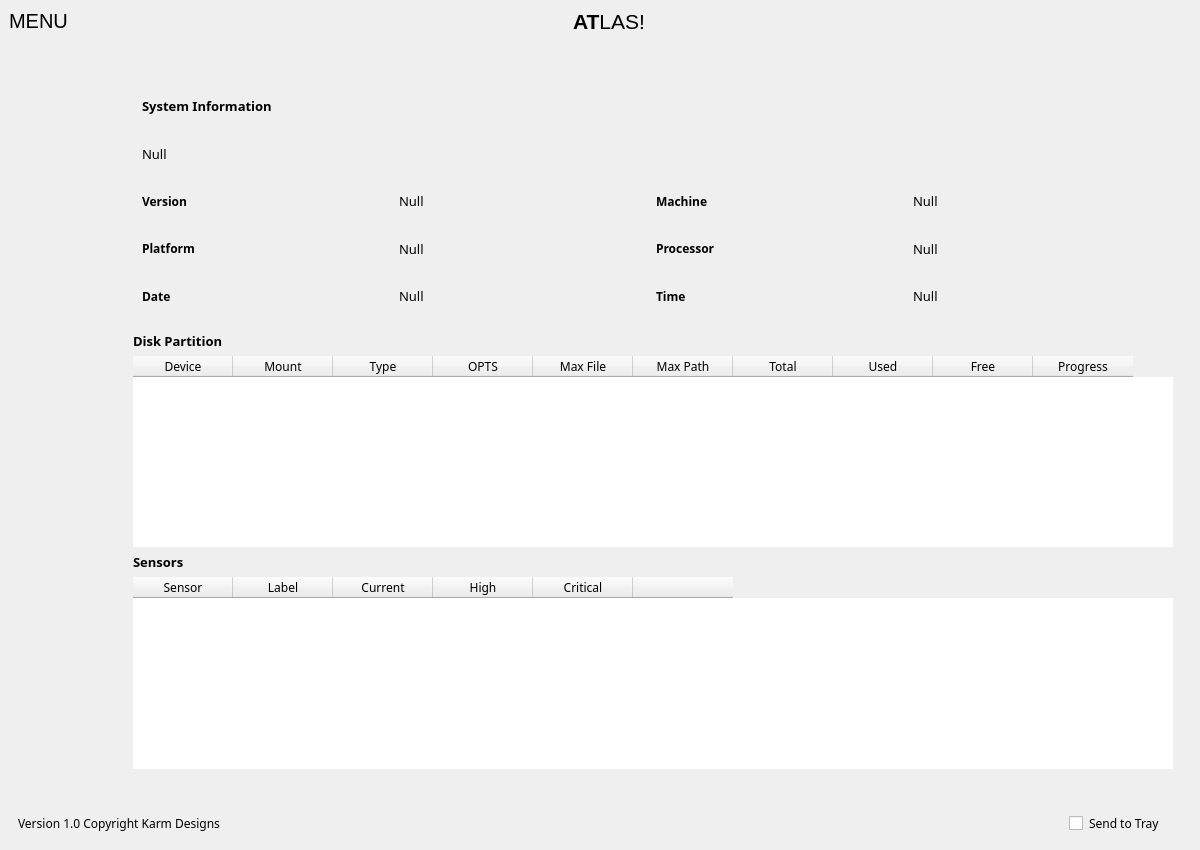
Old version of the form files/dashboard.ui in the repository KramStyles/atlas.
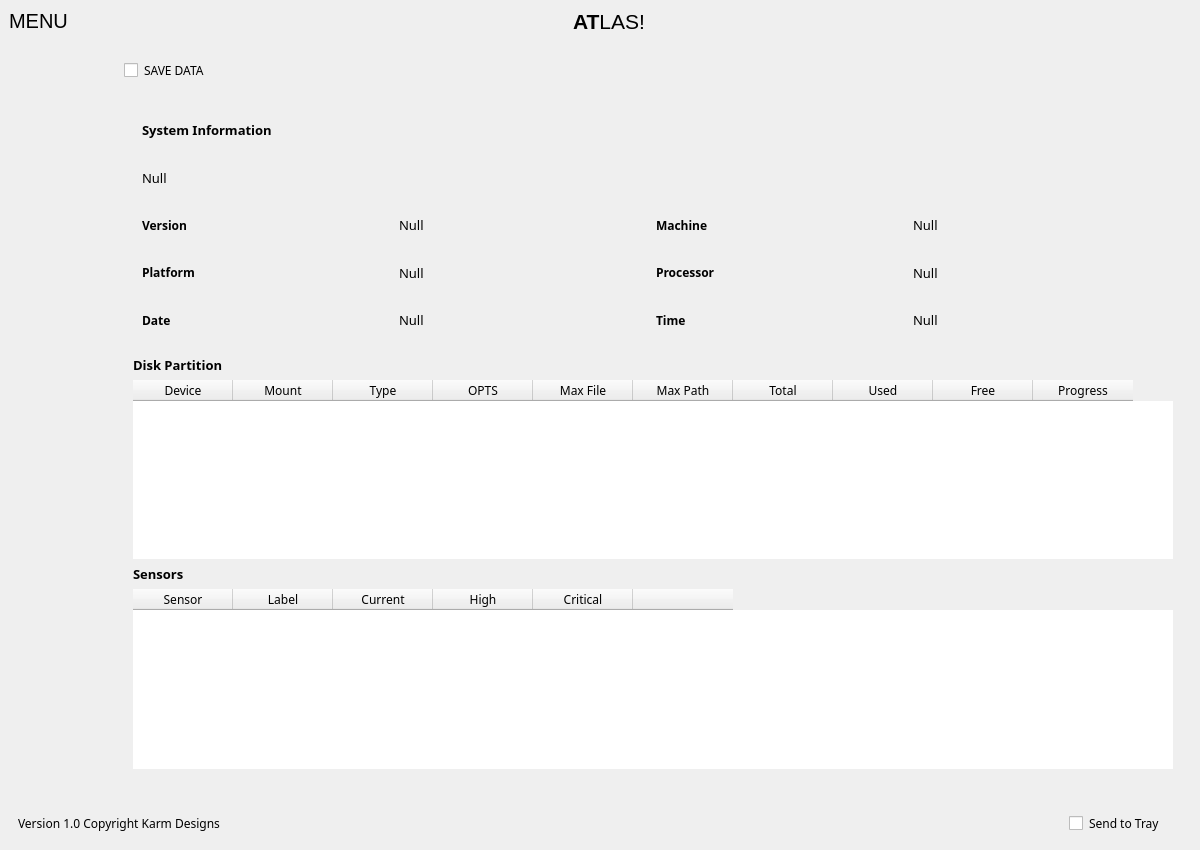
New version of the form. Icons and pictures are not drawn. Custom widgets are drawn as their Qt base class.

Commit message: included os code

Diff of the .ui file:
```diff
--- a/files/dashboard.ui
+++ b/files/dashboard.ui
@@ -482,6 +482,16 @@
           <enum>QFrame::Raised</enum>
          </property>
          <layout class="QVBoxLayout" name="verticalLayout_5">
+          <item>
+           <widget class="QCheckBox" name="chkSaveData">
+            <property name="styleSheet">
+             <string notr="true">font-family: montserrat;</string>
+            </property>
+            <property name="text">
+             <string>SAVE DATA</string>
+            </property>
+           </widget>
+          </item>
           <item>
            <widget class="QFrame" name="frmBodyRight">
             <property name="sizePolicy">
```
The commit also changes 2 other files.
